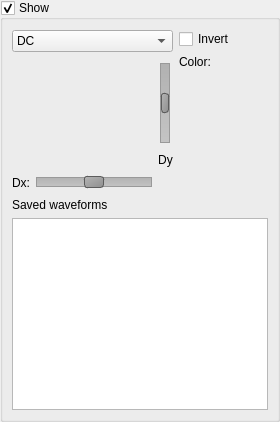
Old version of the form sources/channelwidget.ui in the repository ymahinc/Oscillo2019.
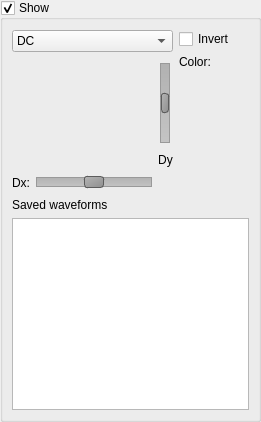
New version of the form. Custom widgets are drawn as their Qt base class.

Patch:
```diff
--- a/sources/channelwidget.ui
+++ b/sources/channelwidget.ui
@@ -6,7 +6,7 @@
    <rect>
     <x>0</x>
     <y>0</y>
-    <width>276</width>
+    <width>257</width>
     <height>422</height>
    </rect>
   </property>
@@ -218,8 +218,17 @@
           </item>
           <item>
            <layout class="QVBoxLayout" name="verticalLayout">
+            <property name="sizeConstraint">
+             <enum>QLayout::SetMinimumSize</enum>
+            </property>
             <item>
              <widget class="QCheckBox" name="invertCheckBox">
+              <property name="sizePolicy">
+               <sizepolicy hsizetype="Fixed" vsizetype="Fixed">
+                <horstretch>0</horstretch>
+                <verstretch>0</verstretch>
+               </sizepolicy>
+              </property>
               <property name="text">
                <string>Invert</string>
               </property>
@@ -227,6 +236,12 @@
             </item>
             <item>
              <widget class="QLabel" name="label_2">
+              <property name="sizePolicy">
+               <sizepolicy hsizetype="Fixed" vsizetype="Preferred">
+                <horstretch>0</horstretch>
+                <verstretch>0</verstretch>
+               </sizepolicy>
+              </property>
               <property name="text">
                <string>Color:</string>
               </property>
@@ -244,7 +259,7 @@
                 </property>
                 <property name="sizeHint" stdset="0">
                  <size>
-                  <width>40</width>
+                  <width>0</width>
                   <height>20</height>
                  </size>
                 </property>
@@ -259,8 +274,8 @@
               </property>
               <property name="sizeHint" stdset="0">
                <size>
-                <width>20</width>
-                <height>40</height>
+                <width>0</width>
+                <height>0</height>
                </size>
               </property>
              </spacer>
@@ -272,7 +287,7 @@
         <item>
          <widget class="QLabel" name="label_3">
           <property name="sizePolicy">
-           <sizepolicy hsizetype="Preferred" vsizetype="Minimum">
+           <sizepolicy hsizetype="Fixed" vsizetype="Minimum">
             <horstretch>0</horstretch>
             <verstretch>0</verstretch>
            </sizepolicy>
@@ -283,7 +298,20 @@
          </widget>
         </item>
         <item>
-         <widget class="QListWidget" name="listWidget"/>
+         <widget class="QListWidget" name="listWidget">
+          <property name="sizePolicy">
+           <sizepolicy hsizetype="Fixed" vsizetype="Expanding">
+            <horstretch>0</horstretch>
+            <verstretch>0</verstretch>
+           </sizepolicy>
+          </property>
+          <property name="maximumSize">
+           <size>
+            <width>237</width>
+            <height>16777215</height>
+           </size>
+          </property>
+         </widget>
         </item>
        </layout>
       </item>
```
Left out of the diff: 9 changed lines with no effect on the pictures.
